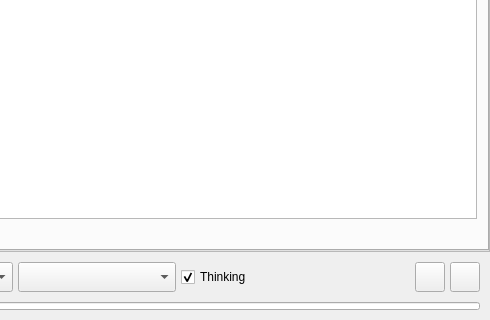
Above: src/airunner/components/chat/gui/widgets/templates/chat_prompt.ui from Capsize-Games/airunner before the change; both pictures show x 107 to 597 and y 371 to 691 of the 597 by 691 pixel window. Below: the same form after it.
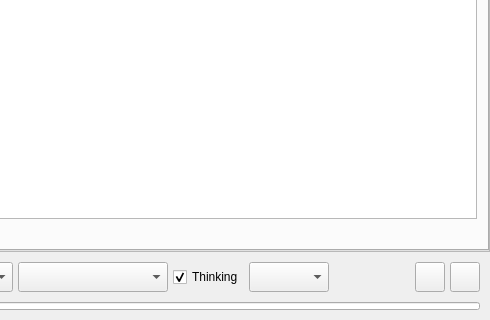
That is the form after the change. Icons and pictures are not drawn. Custom widgets are drawn as their Qt base class.

Diff of the .ui file:
```diff
--- a/src/airunner/components/chat/gui/widgets/templates/chat_prompt.ui
+++ b/src/airunner/components/chat/gui/widgets/templates/chat_prompt.ui
@@ -536,6 +536,28 @@
            </property>
           </widget>
          </item>
+         <item>
+          <widget class="QComboBox" name="precision_dropdown">
+           <property name="sizePolicy">
+            <sizepolicy hsizetype="Maximum" vsizetype="Fixed">
+             <horstretch>0</horstretch>
+             <verstretch>0</verstretch>
+            </sizepolicy>
+           </property>
+           <property name="minimumSize">
+            <size>
+             <width>80</width>
+             <height>30</height>
+            </size>
+           </property>
+           <property name="toolTip">
+            <string>Model precision/quantization. Lower precision uses less memory but may reduce quality.</string>
+           </property>
+           <property name="sizeAdjustPolicy">
+            <enum>QComboBox::SizeAdjustPolicy::AdjustToContents</enum>
+           </property>
+          </widget>
+         </item>
          <item>
           <spacer name="footer_spacer">
            <property name="orientation">
```
Left out of the diff: 17 changed lines with no effect on the pictures.
